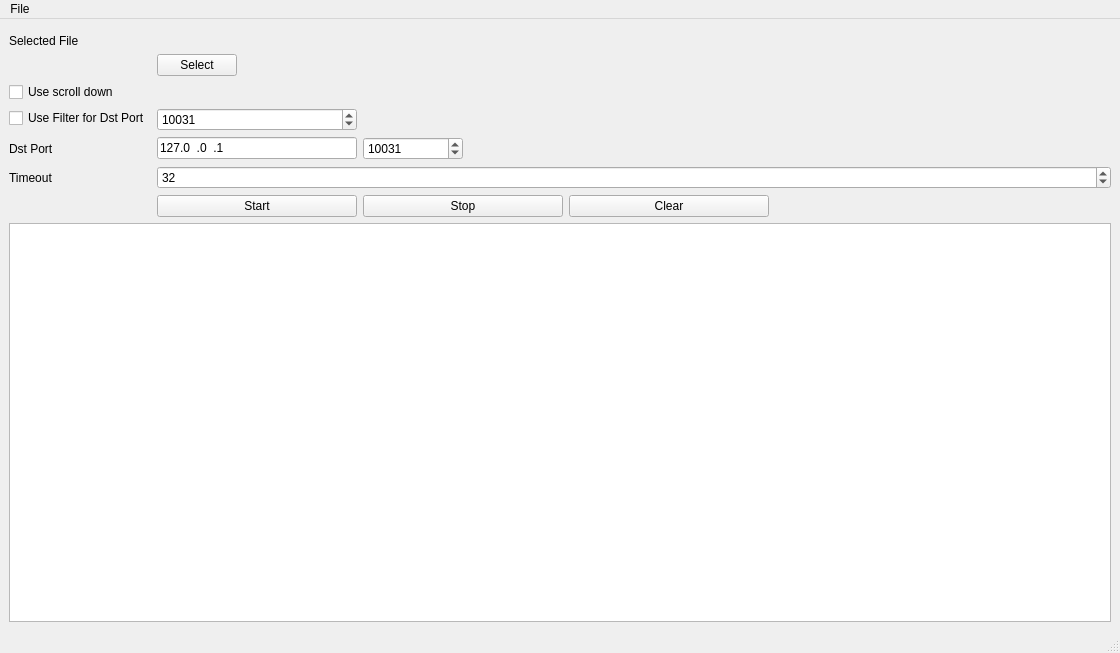
Old version of the form mainwindow.ui in the repository artthirt/AnalyzePcapUdp.
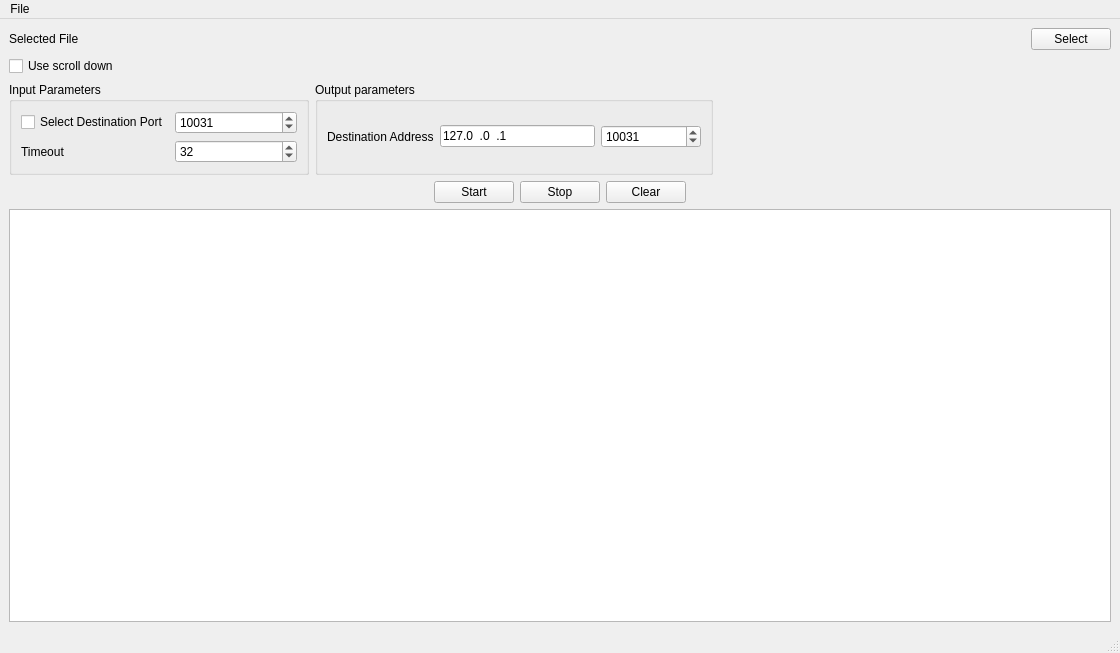
New version of the form.

Patch:
```diff
--- a/mainwindow.ui
+++ b/mainwindow.ui
@@ -16,48 +16,15 @@
   <widget class="QWidget" name="centralwidget">
    <layout class="QVBoxLayout" name="verticalLayout">
     <item>
-     <layout class="QFormLayout" name="formLayout">
-      <item row="1" column="0">
-       <layout class="QHBoxLayout" name="horizontalLayout">
-        <property name="leftMargin">
-         <number>0</number>
-        </property>
-        <property name="topMargin">
-         <number>0</number>
-        </property>
-       </layout>
-      </item>
-      <item row="8" column="0">
-       <widget class="QCheckBox" name="chbFilterDstPort">
-        <property name="text">
-         <string>Use Filter for Dst Port</string>
-        </property>
-       </widget>
-      </item>
-      <item row="8" column="1">
-       <widget class="QSpinBox" name="sbFilterDstPort">
-        <property name="maximumSize">
-         <size>
-          <width>200</width>
-          <height>16777215</height>
-         </size>
-        </property>
-        <property name="maximum">
-         <number>65535</number>
-        </property>
-        <property name="value">
-         <number>10031</number>
-        </property>
-       </widget>
-      </item>
-      <item row="3" column="0">
+     <layout class="QGridLayout" name="gridLayout_3">
+      <item row="0" column="0">
        <widget class="QLabel" name="label_2">
         <property name="text">
          <string>Selected File</string>
         </property>
        </widget>
       </item>
-      <item row="3" column="1">
+      <item row="0" column="1">
        <widget class="QLabel" name="lbSelectedFile">
         <property name="sizePolicy">
          <sizepolicy hsizetype="Expanding" vsizetype="Preferred">
@@ -76,15 +43,89 @@
         </property>
        </widget>
       </item>
-      <item row="13" column="0">
+      <item row="1" column="0">
+       <widget class="QCheckBox" name="cbUseScrollDown">
+        <property name="text">
+         <string>Use scroll down</string>
+        </property>
+       </widget>
+      </item>
+      <item row="0" column="2">
+       <widget class="QPushButton" name="pbSelect">
+        <property name="maximumSize">
+         <size>
+          <width>200</width>
+          <height>16777215</height>
+         </size>
+        </property>
+        <property name="text">
+         <string>Select</string>
+        </property>
+       </widget>
+      </item>
+     </layout>
+    </item>
+    <item>
+     <layout class="QHBoxLayout" name="horizontalLayout_5">
+      <property name="topMargin">
+       <number>0</number>
+      </property>
+      <item>
+       <widget class="QGroupBox" name="groupBox">
+        <property name="minimumSize">
+         <size>
+          <width>300</width>
+          <height>0</height>
+         </size>
+        </property>
+        <property name="title">
+         <string>Input Parameters</string>
+        </property>
+        <layout class="QGridLayout" name="gridLayout">
+         <item row="1" column="0">
+          <widget class="QCheckBox" name="chbFilterDstPort">
+           <property name="text">
+            <string>Select Destination Port</string>
+           </property>
+          </widget>
+         </item>
+         <item row="1" column="1">
+          <widget class="QSpinBox" name="sbFilterDstPort">
+           <property name="minimumSize">
+            <size>
+             <width>100</width>
+             <height>0</height>
+            </size>
+           </property>
+           <property name="maximumSize">
+            <size>
+             <width>200</width>
+             <height>16777215</height>
+            </size>
+           </property>
+           <property name="maximum">
+            <number>65535</number>
+           </property>
+           <property name="value">
+            <number>10031</number>
+           </property>
+          </widget>
+         </item>
+         <item row="2" column="0">
        <widget class="QLabel" name="label_3">
         <property name="text">
          <string>Timeout</string>
         </property>
        </widget>
       </item>
-      <item row="13" column="1">
+         <item row="2" column="1">
        <widget class="QSpinBox" name="sbTimeout">
+           <property name="minimumSize">
+            <size>
+             <width>100</width>
+             <height>0</height>
+            </size>
+           </property>
         <property name="maximum">
          <number>99999999</number>
         </property>
@@ -93,26 +134,71 @@
         </property>
        </widget>
       </item>
-      <item row="4" column="1">
-       <layout class="QHBoxLayout" name="horizontalLayout_2">
-        <property name="topMargin">
-         <number>0</number>
-        </property>
+        </layout>
+       </widget>
+      </item>
         <item>
-         <widget class="QPushButton" name="pbSelect">
+       <widget class="QGroupBox" name="groupBox_2">
+        <property name="title">
+         <string>Output parameters</string>
+        </property>
+        <layout class="QGridLayout" name="gridLayout_2">
+         <item row="0" column="0">
+          <widget class="QLabel" name="label">
+           <property name="sizePolicy">
+            <sizepolicy hsizetype="Preferred" vsizetype="Preferred">
+             <horstretch>0</horstretch>
+             <verstretch>0</verstretch>
+            </sizepolicy>
+           </property>
+           <property name="text">
+            <string>Destination Address</string>
+           </property>
+          </widget>
+         </item>
+         <item row="0" column="2">
+          <widget class="QSpinBox" name="sbDstPort">
+           <property name="minimumSize">
+            <size>
+             <width>100</width>
+             <height>0</height>
+            </size>
+           </property>
           <property name="maximumSize">
            <size>
             <width>200</width>
             <height>16777215</height>
            </size>
           </property>
+           <property name="maximum">
+            <number>65535</number>
+           </property>
+           <property name="value">
+            <number>10031</number>
+           </property>
+          </widget>
+         </item>
+         <item row="0" column="1">
+          <widget class="QLineEdit" name="leIp">
+           <property name="maximumSize">
+            <size>
+             <width>200</width>
+             <height>16777215</height>
+            </size>
+           </property>
+           <property name="inputMask">
+            <string>999.999.999.999</string>
+           </property>
           <property name="text">
-           <string>Select</string>
+            <string>127.0.0.1</string>
           </property>
          </widget>
         </item>
+        </layout>
+       </widget>
+      </item>
         <item>
-         <spacer name="horizontalSpacer">
+       <spacer name="horizontalSpacer_3">
           <property name="orientation">
            <enum>Qt::Horizontal</enum>
           </property>
@@ -126,11 +212,24 @@
         </item>
        </layout>
       </item>
-      <item row="14" column="1">
+    <item>
        <layout class="QHBoxLayout" name="horizontalLayout_3">
         <property name="topMargin">
          <number>0</number>
         </property>
+      <item>
+       <spacer name="horizontalSpacer_4">
+        <property name="orientation">
+         <enum>Qt::Horizontal</enum>
+        </property>
+        <property name="sizeHint" stdset="0">
+         <size>
+          <width>40</width>
+          <height>20</height>
+         </size>
+        </property>
+       </spacer>
+      </item>
         <item>
          <widget class="QPushButton" name="pbStart">
           <property name="maximumSize">
@@ -170,50 +269,8 @@
           </property>
          </widget>
         </item>
-       </layout>
-      </item>
-      <item row="11" column="1">
-       <layout class="QHBoxLayout" name="horizontalLayout_4">
         <item>
-         <widget class="QLineEdit" name="leIp">
-          <property name="maximumSize">
-           <size>
-            <width>200</width>
-            <height>16777215</height>
-           </size>
-          </property>
-          <property name="inputMask">
-           <string>999.999.999.999</string>
-          </property>
-          <property name="text">
-           <string>127.0.0.1</string>
-          </property>
-         </widget>
-        </item>
-        <item>
-         <widget class="QSpinBox" name="sbDstPort">
-          <property name="minimumSize">
-           <size>
-            <width>100</width>
-            <height>0</height>
-           </size>
-          </property>
-          <property name="maximumSize">
-           <size>
-            <width>200</width>
-            <height>16777215</height>
-           </size>
-          </property>
-          <property name="maximum">
-           <number>65535</number>
-          </property>
-          <property name="value">
-           <number>10031</number>
-          </property>
-         </widget>
-        </item>
-        <item>
-         <spacer name="horizontalSpacer_2">
+       <spacer name="horizontalSpacer_5">
           <property name="orientation">
            <enum>Qt::Horizontal</enum>
           </property>
@@ -224,28 +281,6 @@
            </size>
           </property>
          </spacer>
-        </item>
-       </layout>
-      </item>
-      <item row="11" column="0">
-       <widget class="QLabel" name="label">
-        <property name="sizePolicy">
-         <sizepolicy hsizetype="Expanding" vsizetype="Preferred">
-          <horstretch>0</horstretch>
-          <verstretch>0</verstretch>
-         </sizepolicy>
-        </property>
-        <property name="text">
-         <string>Dst Port</string>
-        </property>
-       </widget>
-      </item>
-      <item row="7" column="0">
-       <widget class="QCheckBox" name="cbUseScrollDown">
-        <property name="text">
-         <string>Use scroll down</string>
-        </property>
-       </widget>
       </item>
      </layout>
     </item>
```
Lines whose indentation alone changed are shown as unchanged.
